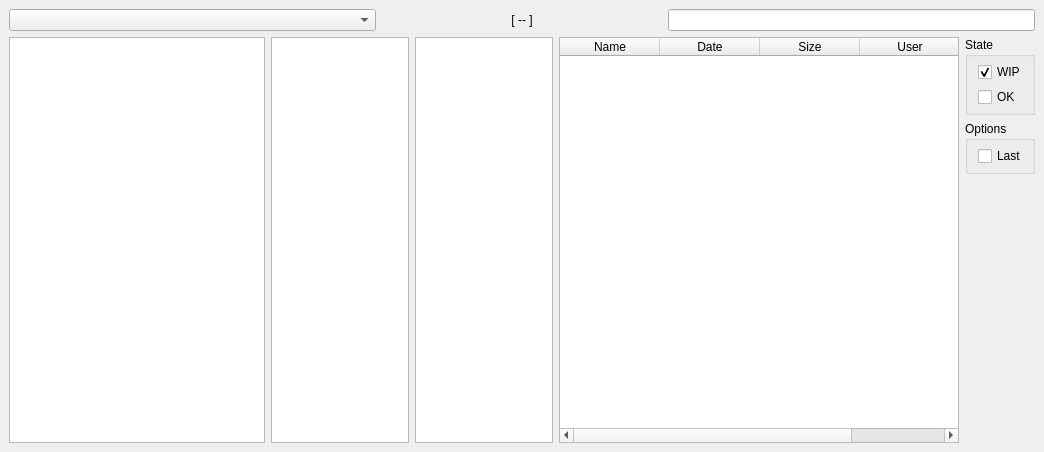
Qt form spil_ui/browser/ui/qt/browser.ui (MichaelHaussmann/spil_ui) before a commit.
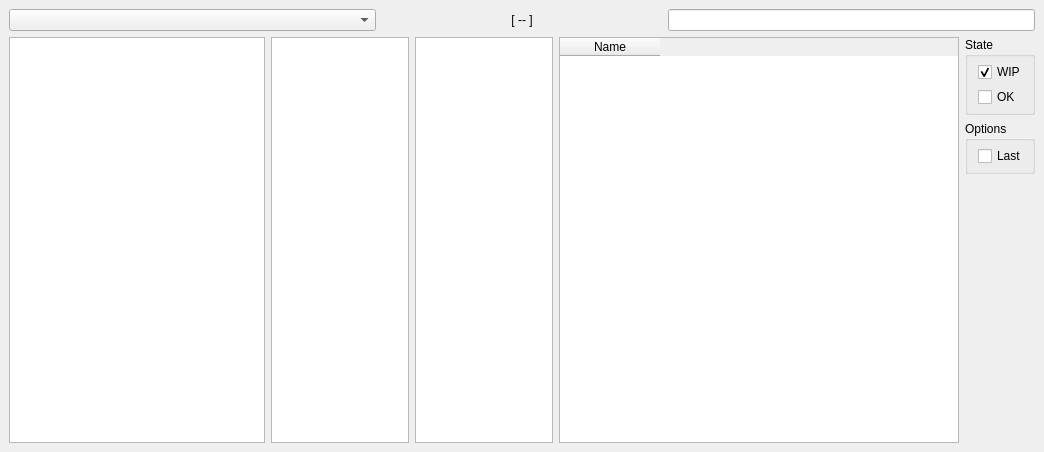
The same form after that commit.

```diff
--- a/spil_ui/browser/ui/qt/browser.ui
+++ b/spil_ui/browser/ui/qt/browser.ui
@@ -168,21 +168,6 @@
           <string>Name</string>
          </property>
         </column>
-        <column>
-         <property name="text">
-          <string>Date</string>
-         </property>
-        </column>
-        <column>
-         <property name="text">
-          <string>Size</string>
-         </property>
-        </column>
-        <column>
-         <property name="text">
-          <string>User</string>
-         </property>
-        </column>
        </widget>
       </item>
       <item>
```
